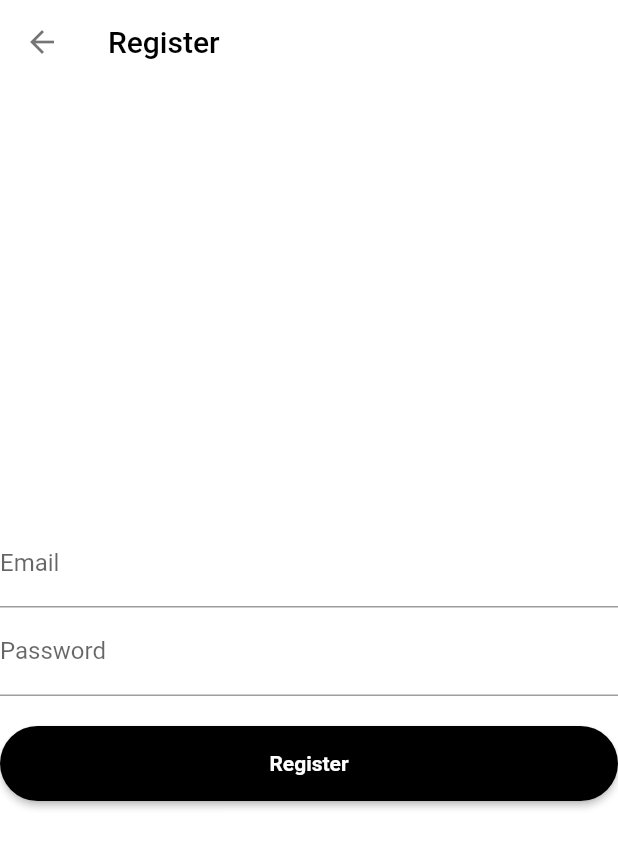
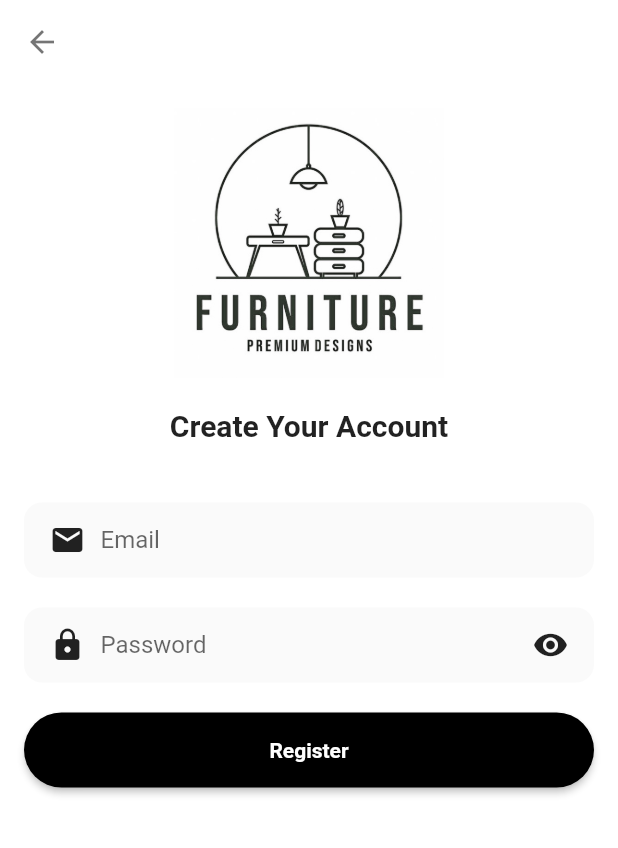
Before and after one commit to hoajb/flutter-ecommerce-furniture, a Flutter app: the RegisterPage screen opened by its route, on a phone screen of 412 x 824 dp. Shown: the top 848 px of the screen. Run offline on Flutter 3.47's test engine with Material 2 defaults, Android fonts, the phone set to English and light mode, and no system bars; our stand-ins replace shared_preferences; accounts and stored records are empty.

Commit message:
added register page form and logo

```diff
--- a/lib/config/routes/routes.dart
+++ b/lib/config/routes/routes.dart
@@ -23,11 +23,11 @@ class AppRoutes {
       case home:
         return MaterialPageRoute(builder: (_) => const HomePage());
       case login:
-        return MaterialPageRoute(builder: (_) => LoginPage());
+        return MaterialPageRoute(builder: (_) => const LoginPage());
       case register:
-        return MaterialPageRoute(builder: (_) => const RegisterPage());
+        return MaterialPageRoute(builder: (_) => RegisterPage());
       case forgotPassword:
-        return MaterialPageRoute(builder: (_) => const ForgotPasswordPage());
+        return MaterialPageRoute(builder: (_) => ForgotPasswordPage());
       default:
         return MaterialPageRoute(
           builder: (_) => Scaffold(
--- a/lib/config/theme/styles.dart
+++ b/lib/config/theme/styles.dart
@@ -27,7 +27,8 @@ abstract class Styles {
   static const Color iconGold = Color(0xffdba800);
   static const Color bottomBarSelectedColor = Color(0xff5e4989);
 
-  static const Color textFieldBackground = Color(0xfffafafa);
+  static const Color textFieldBackgroundLight = Color(0xfffafafa);
+  static const Color textFieldBackgroundDark = Color(0xff202229);
 
   //Strings
   static const TextStyle defaultTextStyle = TextStyle(
--- /dev/null
+++ b/lib/core/ext/buildcontext_ext.dart
@@ -0,0 +1,5 @@
+import 'package:flutter/material.dart';
+
+extension ContextExtension on BuildContext {
+  bool get isDarkModeEnabled => Theme.of(this).brightness == Brightness.dark;
+}
--- a/lib/core/wigets/text_field_custom.dart
+++ b/lib/core/wigets/text_field_custom.dart
@@ -1,12 +1,15 @@
 import 'package:flutter/material.dart';
+import 'package:flutter_ecommerce_furniture/core/ext/buildcontext_ext.dart';
 
 import '../../config/theme/styles.dart';
 
 const _borderRadius = 12.0;
 
-_boxDecoration(FocusNode focusNode) {
+_boxDecoration(BuildContext context, FocusNode focusNode) {
   return BoxDecoration(
-    color: Styles.textFieldBackground,
+    color: context.isDarkModeEnabled
+        ? Styles.textFieldBackgroundDark
+        : Styles.textFieldBackgroundLight,
     border: Border.all(
       color: focusNode.hasFocus ? Colors.grey : Colors.transparent,
     ),
@@ -39,7 +42,7 @@ class TextFieldWithIcon extends StatelessWidget {
     return Container(
       height: 50,
       padding: _padding,
-      decoration: _boxDecoration(_focusNode),
+      decoration: _boxDecoration(context, _focusNode),
       child: Row(
         children: [
           Icon(icon),
@@ -90,7 +93,7 @@ class _TextFieldWithIconObscureTextState
     return Container(
       height: 50,
       padding: _padding,
-      decoration: _boxDecoration(_focusNode),
+      decoration: _boxDecoration(context, _focusNode),
       child: Row(
         children: [
           Icon(widget.icon),
--- a/lib/features/authentication/presentation/register_page.dart
+++ b/lib/features/authentication/presentation/register_page.dart
@@ -1,24 +1,54 @@
+import 'package:flutter/foundation.dart';
 import 'package:flutter/material.dart';
 import 'package:flutter_ecommerce_furniture/config/routes/routes.dart';
 import 'package:flutter_ecommerce_furniture/core/wigets/action_button.dart';
+import 'package:flutter_ecommerce_furniture/core/wigets/text_field_custom.dart';
 
 class RegisterPage extends StatelessWidget {
-  const RegisterPage({super.key});
+  RegisterPage({super.key});
+
+  final TextEditingController _controllerUsername = TextEditingController();
+  final TextEditingController _controllerPassword = TextEditingController();
 
   @override
   Widget build(BuildContext context) {
     return Scaffold(
-      appBar: AppBar(title: const Text('Register')),
-      body: Center(
+      appBar: AppBar(),
+      body: Padding(
+        padding: const EdgeInsets.all(16),
         child: Column(
-          mainAxisAlignment: MainAxisAlignment.center,
           children: [
-            const TextField(
-              decoration: InputDecoration(labelText: 'Email'),
+            Image.asset(
+              'assets/images/logo_furniture.jpeg',
+              width: 180,
+              height: 180,
             ),
-            const TextField(
-              decoration: InputDecoration(labelText: 'Password'),
-              obscureText: true,
+            const SizedBox(height: 20),
+            const Text(
+              'Create Your Account',
+              style: TextStyle(fontSize: 20, fontWeight: FontWeight.bold),
+            ),
+            const SizedBox(height: 40),
+            TextFieldWithIcon(
+              icon: Icons.email,
+              hintText: 'Email',
+              controller: _controllerUsername,
+              onChanged: (value) {
+                if (kDebugMode) {
+                  print('Username changed: $value');
+                }
+              },
+            ),
+            const SizedBox(height: 20),
+            TextFieldWithIconObscureText(
+              icon: Icons.lock,
+              hintText: 'Password',
+              controller: _controllerPassword,
+              onChanged: (value) {
+                if (kDebugMode) {
+                  print('Password changed: $value');
+                }
+              },
             ),
             const SizedBox(height: 20),
             ActionButton(
@@ -27,7 +57,7 @@ class RegisterPage extends StatelessWidget {
               },
               matchParentWidth: true,
               text: 'Register',
-            ),
+            )
           ],
         ),
       ),
--- a/lib/features/welcome/presentation/welcome_page.dart
+++ b/lib/features/welcome/presentation/welcome_page.dart
@@ -10,7 +10,7 @@ class WelcomePage extends StatelessWidget {
   @override
   Widget build(BuildContext context) {
     return Scaffold(
-      appBar: AppBar(title: const Text('Welcome')),
+      appBar: AppBar(),
       body: Padding(
         padding: const EdgeInsets.all(16),
         child: Center(
--- a/pubspec.yaml
+++ b/pubspec.yaml
@@ -66,6 +66,7 @@ flutter:
     - assets/images/onboarding_2.jpg
     - assets/images/onboarding_3.jpg
     - assets/images/onboarding_4.jpg
+    - assets/images/logo_furniture.jpeg
 
   # An image asset can refer to one or more resolution-specific "variants", see
   # https://flutter.dev/assets-and-images/#resolution-aware
```
Also changed, not shown: lib/features/authentication/presentation/forgot_password_page.dart (+23 -6 lines), lib/features/authentication/presentation/login_page.dart (+15 -6 lines), assets/images/logo_furniture.jpeg (added).
